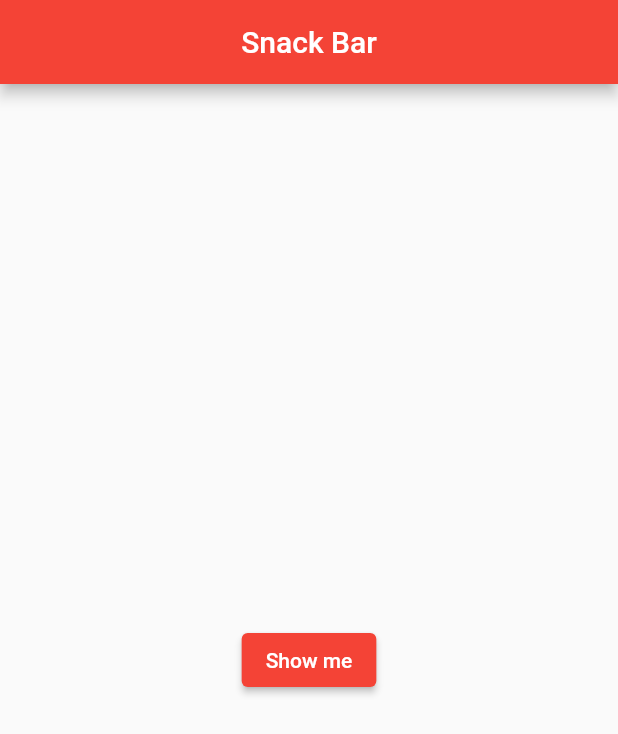
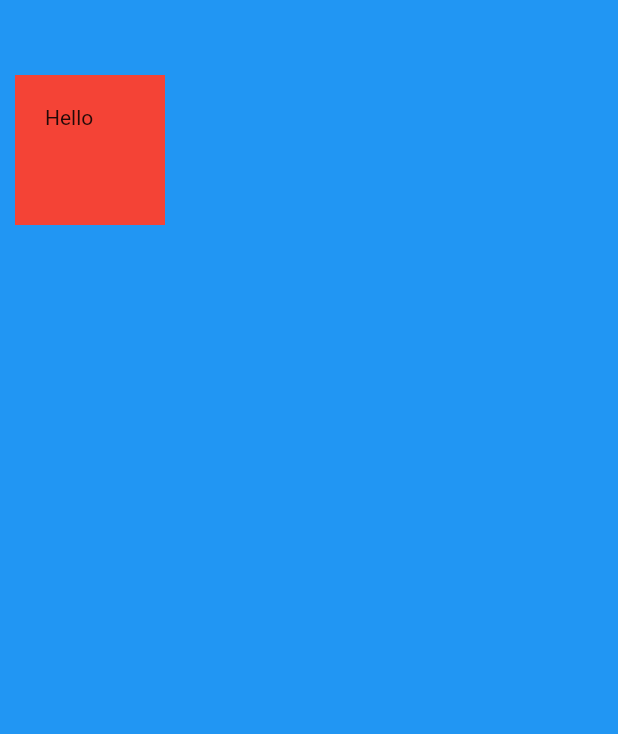
Before and after one commit to simon52g/flutter-study, a Flutter app: the screen it shows after launch, on a phone screen of 412 x 824 dp. Shown: the top 734 px of the screen. Run offline on Flutter 3.47's test engine with Material 2 defaults, Android fonts, the phone set to English and light mode, and no system bars.

Commit message:
main.dart 변경함
새로운 파로 변경 함 컨테이너 Widget  되짚어보

```diff
--- a/lib/main.dart
+++ b/lib/main.dart
@@ -8,8 +8,8 @@
   @override
   Widget build(BuildContext context) {
     return MaterialApp(
-      title: 'Snack Bar',
-      theme: ThemeData(primarySwatch: Colors.red),
+      title: 'Myapp',
+      theme: ThemeData(primaryColor: Colors.blue),
       home: Mypage(),
     );
   }
@@ -21,25 +21,15 @@
   @override
   Widget build(BuildContext context) {
     return Scaffold(
-      appBar: AppBar(
-        title: Text('Snack Bar'),
-        centerTitle: true,
-      ),
-      body: Center(
-        child: ElevatedButton(
-          style: ElevatedButton.styleFrom(
-            backgroundColor: Colors.red, // Background color
-          ),
-          child: Text(
-            'Show me',
-            style: TextStyle(color: Colors.white),
-          ),
-          // color: Colors.red,
-          onPressed: () {
-            ScaffoldMessenger.of(context).showSnackBar(SnackBar(
-              content: Text('Hellow'),
-            ));
-          },
+      backgroundColor: Colors.blue,
+      body: SafeArea(
+        child: Container(
+          color: Colors.red,
+          width: 100,
+          height: 100,
+          margin: EdgeInsets.symmetric(vertical: 50, horizontal: 10),
+          padding: EdgeInsets.all(20),
+          child: Text('Hello'),
         ),
       ),
     );
```
